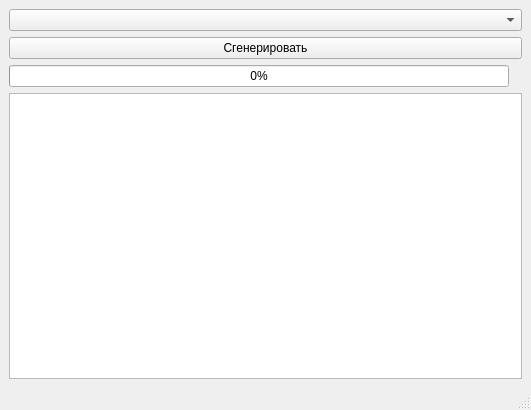
Old version of the form ui/mainwindow.ui in the repository SevenLines/City-Diagnostics.
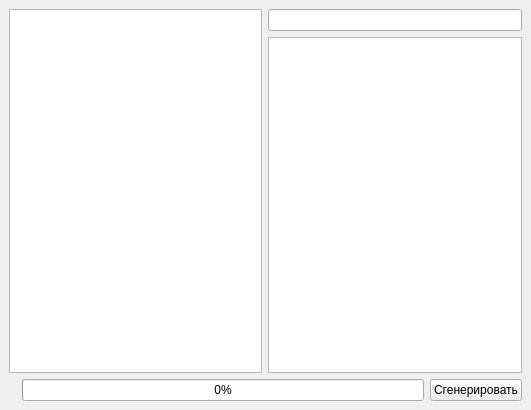
New version of the form.

Patch:
```diff
--- a/ui/mainwindow.ui
+++ b/ui/mainwindow.ui
@@ -16,21 +16,34 @@
   <widget class="QWidget" name="centralwidget">
    <layout class="QGridLayout" name="gridLayout">
     <item row="0" column="0">
+     <widget class="QListView" name="lstMessages"/>
+    </item>
+    <item row="0" column="1">
      <layout class="QVBoxLayout" name="verticalLayout">
       <item>
-       <widget class="QComboBox" name="cmbRoad"/>
+       <widget class="QLineEdit" name="ediFilter"/>
       </item>
       <item>
-       <widget class="QPushButton" name="btnGenerate">
-        <property name="text">
-         <string>Сгенерировать</string>
+       <widget class="QListView" name="lstRoads">
+        <property name="selectionMode">
+         <enum>QAbstractItemView::ExtendedSelection</enum>
         </property>
        </widget>
       </item>
      </layout>
     </item>
-    <item row="1" column="0">
+    <item row="1" column="0" colspan="2">
      <layout class="QHBoxLayout" name="horizontalLayout">
+      <item>
+       <widget class="QLabel" name="lblLoading">
+        <property name="text">
+         <string/>
+        </property>
+        <property name="textFormat">
+         <enum>Qt::AutoText</enum>
+        </property>
+       </widget>
+      </item>
       <item>
        <widget class="QProgressBar" name="progressMain">
         <property name="value">
@@ -48,33 +61,16 @@
        </widget>
       </item>
       <item>
-       <widget class="QLabel" name="lblLoading">
+       <widget class="QPushButton" name="btnGenerate">
         <property name="text">
-         <string/>
-        </property>
-        <property name="textFormat">
-         <enum>Qt::AutoText</enum>
+         <string>Сгенерировать</string>
         </property>
        </widget>
       </item>
      </layout>
     </item>
-    <item row="2" column="0">
-     <widget class="QListView" name="lstMessages"/>
-    </item>
    </layout>
   </widget>
-  <widget class="QMenuBar" name="menubar">
-   <property name="geometry">
-    <rect>
-     <x>0</x>
-     <y>0</y>
-     <width>531</width>
-     <height>21</height>
-    </rect>
-   </property>
-  </widget>
-  <widget class="QStatusBar" name="statusbar"/>
  </widget>
  <resources/>
  <connections/>
```
